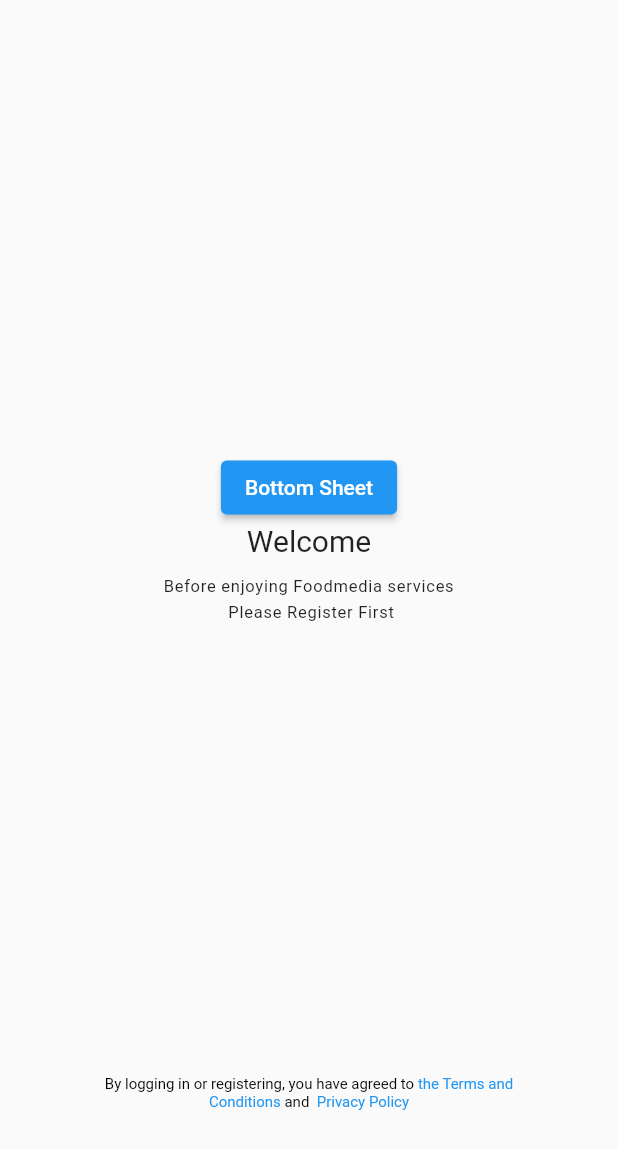
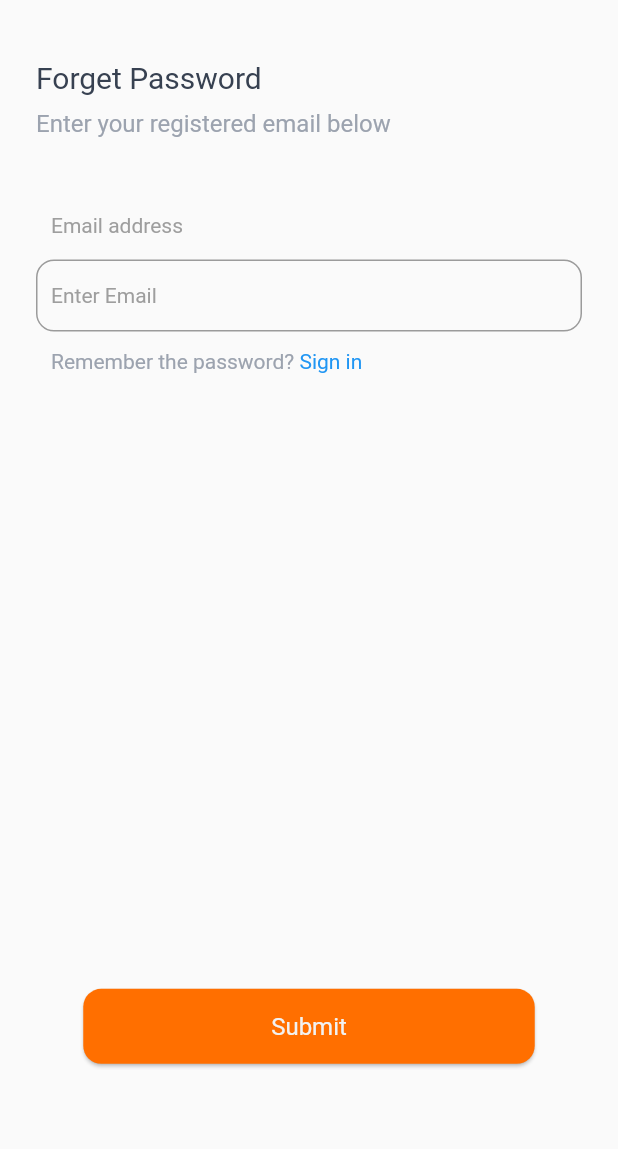
Before and after one commit to tamzidpeace/FoodMedia, a Flutter app: the screen it shows after launch, on a phone screen of 412 x 824 dp. Shown: the top 1149 px of the screen. Run offline on Flutter 3.47's test engine with Material 2 defaults, Android fonts, the phone set to English and light mode, and no system bars; Roboto replaces fonts that are missing (Segoe UI).

Commit message:
forget password done

```diff
--- a/lib/Utils/Constants.dart
+++ b/lib/Utils/Constants.dart
@@ -0,0 +1,4 @@
+import 'package:flutter/material.dart';
+
+const Color black1 = Color(0xff374151);
+const Color black2 = Color(0xff9CA3AF);
--- a/lib/main.dart
+++ b/lib/main.dart
@@ -1,5 +1,6 @@
 import 'package:flutter/material.dart';
 import 'package:flutter/services.dart';
+import 'package:food_media/views/ForgetPassword.dart';
 import 'package:food_media/views/Welcome.dart';
 
 void main() {
@@ -15,9 +16,10 @@
     return MaterialApp(
       theme: ThemeData(
         primarySwatch: Colors.blue,
+        fontFamily: "Segoe UI"
       ),
       debugShowCheckedModeBanner: false,
-      home: Welcome(),
+      home: ForgetPassword(),
     );
   }
 }
--- /dev/null
+++ b/lib/views/ForgetPassword.dart
@@ -0,0 +1,82 @@
+import 'package:flutter/material.dart';
+import 'package:food_media/Utils/Constants.dart';
+import 'package:food_media/widgets/CustomButton.dart';
+import 'package:food_media/widgets/CustomTextField.dart';
+
+class ForgetPassword extends StatelessWidget {
+  ForgetPassword({Key? key}) : super(key: key);
+
+  CustomTextField textFieldController = CustomTextField();
+
+  @override
+  Widget build(BuildContext context) {
+    return Scaffold(
+      body: Container(
+        child: Column(
+          children: [
+            Container(
+              height: MediaQuery.of(context).size.height * 0.8,
+              child: Padding(
+                padding:
+                    const EdgeInsets.only(left: 24.0, top: 40.0, right: 24),
+                child: Column(
+                  crossAxisAlignment: CrossAxisAlignment.start,
+                  children: [
+                    Text(
+                      "Forget Password",
+                      textAlign: TextAlign.left,
+                      style: TextStyle(fontSize: 20.0, color: black1),
+                    ),
+                    SizedBox(
+                      height: 10.0,
+                    ),
+                    Text(
+                      "Enter your registered email below",
+                      textAlign: TextAlign.left,
+                      style: TextStyle(color: black2, fontSize: 16.0),
+                    ),
+                    SizedBox(
+                      height: 50.0,
+                    ),
+                    Padding(
+                      padding: const EdgeInsets.only(left: 10.0),
+                      child: Text(
+                        "Email address",
+                        style: TextStyle(color: Colors.grey),
+                      ),
+                    ),
+                    Padding(
+                      padding: const EdgeInsets.only(
+                        top: 15,
+                      ),
+                      child: Container(
+                        height: 60,
+                        child:
+                            textFieldController.textField("Enter Email", false),
+                      ),
+                    ),
+                    Padding(
+                      padding: const EdgeInsets.only(left: 10.0),
+                      child: RichText(
+                          text: TextSpan(children: [
+                        TextSpan(
+                            text: "Remember the password? ",
+                            style: TextStyle(color: black2)),
+                        TextSpan(
+                            text: "Sign in",
+                            style: TextStyle(color: Colors.blue)),
+                      ])),
+                    ),
+                  ],
+                ),
+              ),
+            ),
+            Column(
+              children: [CustomButton(label: "Submit", onPressed: () {})],
+            )
+          ],
+        ),
+      ),
+    );
+  }
+}
--- a/lib/views/Welcome.dart
+++ b/lib/views/Welcome.dart
@@ -69,13 +69,8 @@
                             text: " Privacy Policy",
                             style: TextStyle(color: Colors.blue)),
                       ]),
-                  )
-                  /* Text(
-                  "By logging in or registering, you have agreed to the Terms and Conditions and Privacy Policy.",
-                  textAlign: TextAlign.center,
-                  style: TextStyle(fontSize: 9.0),
-                ), */
-                  )
+                ),
+              ),
             ],
           ),
         ),
```
Lines whose indentation alone changed are shown as unchanged.
